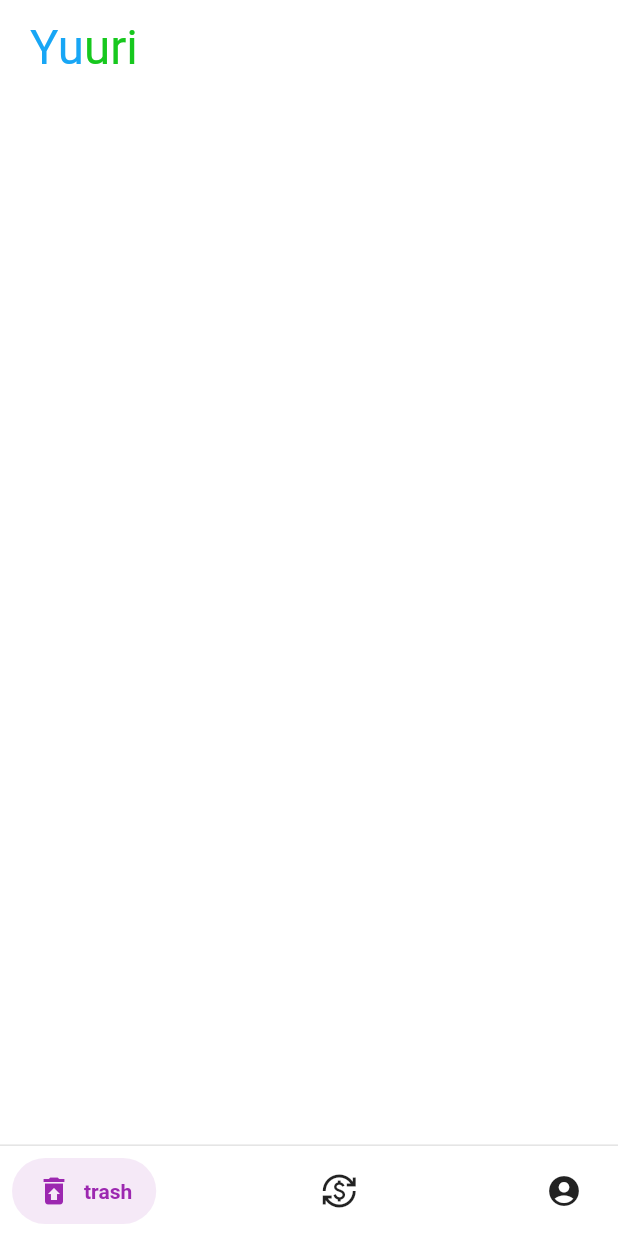
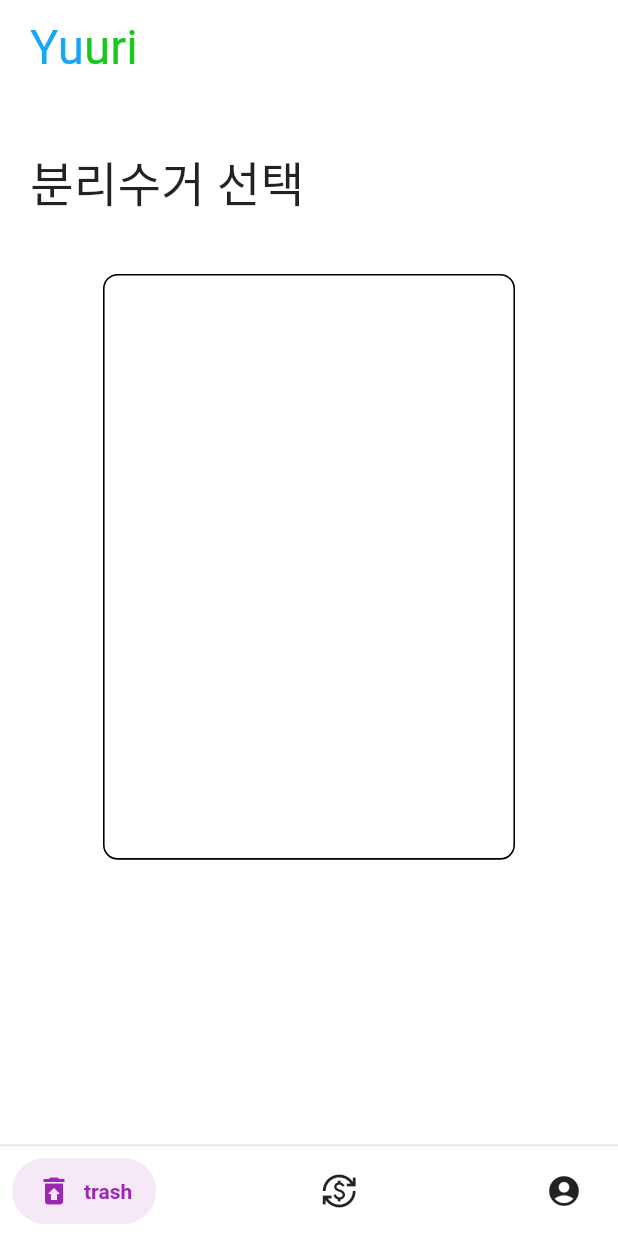
Before and after one commit to Yuuri-iot/Iot_App, a Flutter app: the screen it shows after launch, after a tap on "대충 로그인", on a phone screen of 412 x 824 dp. Run offline on Flutter 3.47's test engine with Material 2 defaults, Android fonts, the phone set to English and light mode, and no system bars; drawn by our look-alikes of salomon_bottom_bar; our stand-ins replace carousel_slider, flutter_screenutil.

Commit message:
[ADD] widgets

```diff
--- a/iot/lib/screens/bottombar/trash.dart
+++ b/iot/lib/screens/bottombar/trash.dart
@@ -1,5 +1,6 @@
 import 'package:flutter/material.dart';
 import 'package:flutter_screenutil/flutter_screenutil.dart';
+import 'package:carousel_slider/carousel_slider.dart';
 
 class Trash extends StatefulWidget {
   const Trash({super.key});
@@ -9,6 +10,8 @@ class Trash extends StatefulWidget {
 }
 
 class _TrashState extends State<Trash> {
+  final List<Widget> carouselList = [];
+
   @override
   Widget build(BuildContext context) {
     return Scaffold(
@@ -34,7 +37,44 @@ class _TrashState extends State<Trash> {
                   )
                 ],
               ),
+            ),
+            Row(
+              mainAxisAlignment: MainAxisAlignment.start,
+              children: [
+                Padding(
+                  padding: EdgeInsets.only(left: 19.w, bottom: 39.h, top: 48.h),
+                  child: Text(
+                    "분리수거 선택",
+                    style:
+                        TextStyle(fontSize: 30.sp, fontWeight: FontWeight.w500),
+                  ),
+                ),
+              ],
+            ),
+
+            Container(
+              width: 260.w,
+              height: 400.h,
+              decoration: BoxDecoration(
+                  color: Colors.white,
+                  border: Border.all(color: Colors.black, width: 1.w),
+                  borderRadius: BorderRadius.all(Radius.circular(10.r))),
+                  child: Column(
+                    mainAxisAlignment: MainAxisAlignment.spaceBetween,
+                    children: [
+                    ],
+                  ),
             )
+            //     Container(
+
+            // child: CarouselSlider(
+            //   options: CarouselOptions(
+            //     autoPlay: true,
+            //     aspectRatio: 2.0,
+            //     enlargeCenterPage: true,
+            //   ),
+            //   items: carouselList,
+            // ),)
           ],
         ),
       ),
```
